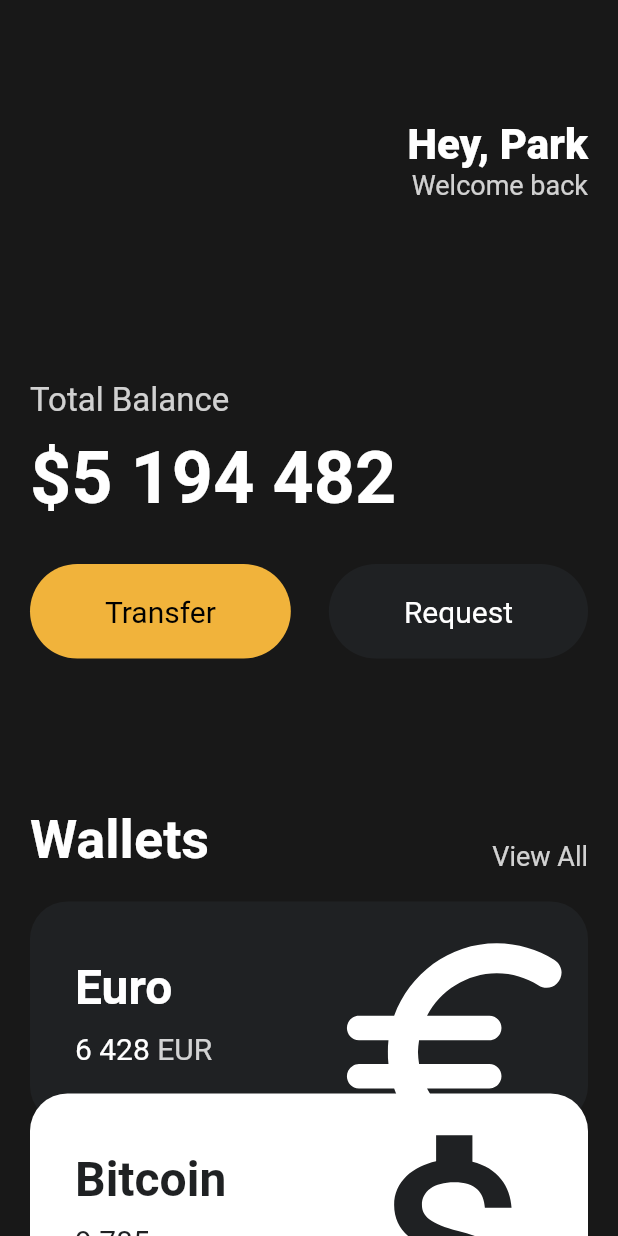
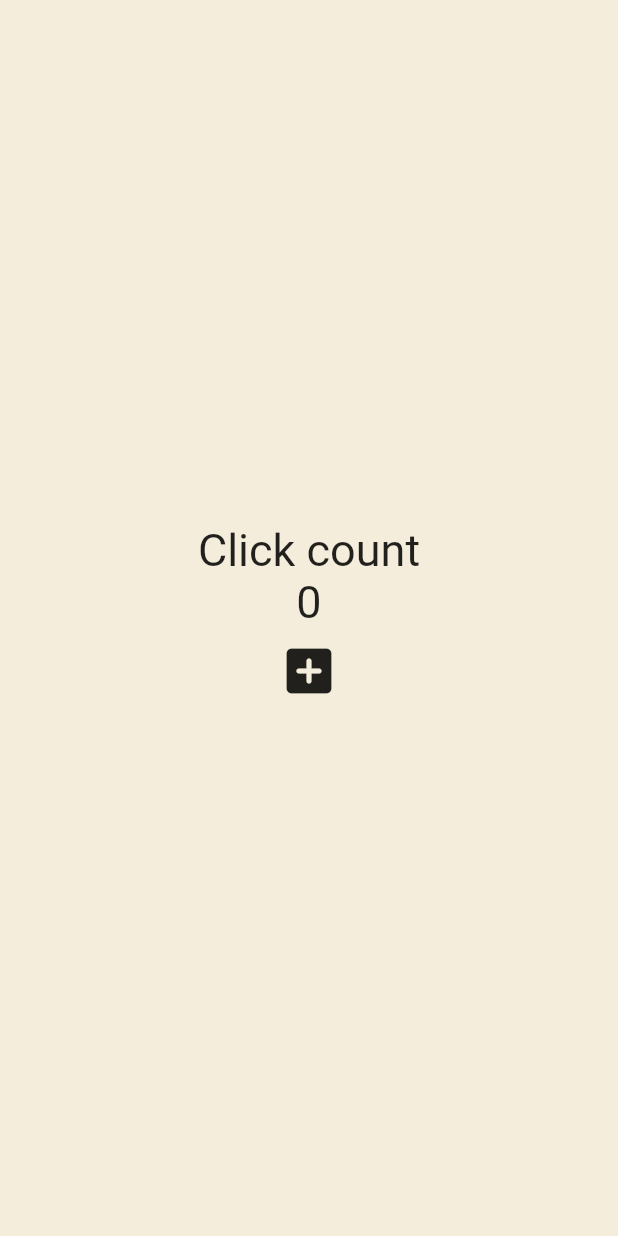
Before and after one commit to ParkJong-Hun/Toonflix, a Flutter app: the screen it shows after launch, on a phone screen of 412 x 824 dp. Run offline on Flutter 3.47's test engine with Material 2 defaults, Android fonts, the phone set to English and light mode, and no system bars.

Commit message:
feat: create stateful widget

```diff
--- a/lib/main.dart
+++ b/lib/main.dart
@@ -1,148 +1,44 @@
 import 'package:flutter/material.dart';
-import 'package:toonflix/widgets/currency-card.dart';
-
-import 'widgets/button.dart';
 
 void main() {
   runApp(App());
 }
 
-class App extends StatelessWidget {
+class App extends StatefulWidget {
+  @override
+  State<App> createState() => _AppState();
+}
+
+class _AppState extends State<App> {
+  int counter = 0;
+
+  void onClicked() {
+    counter += 1;
+  }
+
   @override
   Widget build(BuildContext context) {
     return MaterialApp(
       home: Scaffold(
-        backgroundColor: Color(0xFF181818),
-        body: SingleChildScrollView(
-          child: Padding(
-            padding: EdgeInsets.symmetric(horizontal: 20),
+        backgroundColor: const Color(0xFFF4EDDB),
+        body: Center(
           child: Column(
-              crossAxisAlignment: CrossAxisAlignment.start,
+            mainAxisAlignment: MainAxisAlignment.center,
             children: [
-                SizedBox(
-                  height: 80,
-                ),
-                Row(
-                  // Row에서 mainAxis는 수평(가로) 방향, Column에서는 수직(세로) 방향.
-                  mainAxisAlignment: MainAxisAlignment.end,
-                  children: [
-                    Column(
-                      // Row에서 mainAxis는 수직(세로) 방향, Column에서는 수평(가로) 방향.
-                      // 즉, mainAxis의 반대.
-                      crossAxisAlignment: CrossAxisAlignment.end,
-                      children: [
-                        Text(
-                          'Hey, Park',
-                          style: TextStyle(
-                            color: Colors.white,
-                            fontSize: 28,
-                            fontWeight: FontWeight.w800,
-                          ),
+              const Text(
+                'Click count',
+                style: TextStyle(fontSize: 30),
               ),
               Text(
-                          'Welcome back',
-                          style: TextStyle(
-                            color: Color.fromRGBO(255, 255, 255, 0.8),
-                            fontSize: 18,
+                '$counter',
+                style: TextStyle(fontSize: 30),
               ),
-                        ),
-                      ],
+              IconButton(
+                iconSize: 40,
+                onPressed: onClicked,
+                icon: Icon(Icons.add_box_rounded),
               )
             ],
-                ),
-                SizedBox(
-                  height: 120,
-                ),
-                Text(
-                  'Total Balance',
-                  style: TextStyle(
-                    fontSize: 22,
-                    color: Colors.white.withOpacity(0.8),
-                  ),
-                ),
-                SizedBox(
-                  height: 10,
-                ),
-                Text(
-                  '\$5 194 482',
-                  style: TextStyle(
-                    fontSize: 48,
-                    fontWeight: FontWeight.w600,
-                    color: Colors.white,
-                  ),
-                ),
-                SizedBox(
-                  height: 30,
-                ),
-                Row(
-                  mainAxisAlignment: MainAxisAlignment.spaceBetween,
-                  children: [
-                    // Box(div)같은 녀석.
-                    const Button(
-                      text: 'Transfer',
-                      bgColor: Color(0xFFF1B33B),
-                      textColor: Colors.black,
-                    ),
-                    const Button(
-                      text: 'Request',
-                      bgColor: Color(0xFF1F2123),
-                      textColor: Colors.white,
-                    )
-                  ],
-                ),
-                const SizedBox(
-                  height: 100,
-                ),
-                Row(
-                  crossAxisAlignment: CrossAxisAlignment.end,
-                  mainAxisAlignment: MainAxisAlignment.spaceBetween,
-                  children: [
-                    const Text(
-                      "Wallets",
-                      style: TextStyle(
-                        color: Colors.white,
-                        fontSize: 36,
-                        fontWeight: FontWeight.w600,
-                      ),
-                    ),
-                    Text(
-                      "View All",
-                      style: TextStyle(
-                        color: Colors.white.withOpacity(0.8),
-                        fontSize: 18,
-                      ),
-                    ),
-                  ],
-                ),
-                SizedBox(
-                  height: 20,
-                ),
-                CurrencyCard(
-                  name: 'Euro',
-                  code: 'EUR',
-                  amount: '6 428',
-                  icon: Icons.euro_rounded,
-                  isInverted: false,
-                  order: 1,
-                ),
-                CurrencyCard(
-                  name: 'Bitcoin',
-                  code: 'BTC',
-                  amount: '9 785',
-                  icon: Icons.attach_money_outlined,
-                  isInverted: true,
-                  order: 2,
-                ),
-                CurrencyCard(
-                  name: 'Dollar',
-                  code: 'USD',
-                  amount: '55 622',
-                  icon: Icons.attach_money_outlined,
-                  isInverted: false,
-                  order: 3,
-                ),
-              ],
-            ),
           ),
         ),
       ),
--- a/lib/widgets/button.dart
+++ /dev/null
@@ -1,34 +0,0 @@
-import 'package:flutter/cupertino.dart';
-import 'package:flutter/material.dart';
-
-class Button extends StatelessWidget {
-  final String text;
-  final Color bgColor;
-  final Color textColor;
-
-  const Button(
-      {required this.text, required this.bgColor, required this.textColor});
-
-  @override
-  Widget build(BuildContext context) {
-    return Container(
-      decoration: BoxDecoration(
-        color: bgColor,
-        borderRadius: BorderRadius.circular(45),
-      ),
-      child: Padding(
-        padding: EdgeInsets.symmetric(
-          vertical: 20,
-          horizontal: 50,
-        ),
-        child: Text(
-          text,
-          style: TextStyle(
-            fontSize: 20,
-            color: textColor,
-          ),
-        ),
-      ),
-    );
-  }
-}
--- a/lib/widgets/currency-card.dart
+++ /dev/null
@@ -1,89 +0,0 @@
-import 'package:flutter/cupertino.dart';
-import 'package:flutter/material.dart';
-
-class CurrencyCard extends StatelessWidget {
-  final String name, code, amount;
-  final IconData icon;
-  final bool isInverted;
-  final int order;
-
-  final _blackColor = Color(0xFF1F2123);
-
-  CurrencyCard({
-    required this.name,
-    required this.code,
-    required this.amount,
-    required this.icon,
-    required this.isInverted,
-    required this.order,
-  });
-
-  @override
-  Widget build(BuildContext context) {
-    return Transform.translate(
-      offset: Offset(0, (order - 1) * -20),
-      child: Container(
-        clipBehavior: Clip.hardEdge,
-        decoration: BoxDecoration(
-          color: isInverted ? Colors.white : _blackColor,
-          borderRadius: BorderRadius.circular(25),
-        ),
-        child: Padding(
-          padding: const EdgeInsets.all(30),
-          child: Row(
-            mainAxisAlignment: MainAxisAlignment.spaceBetween,
-            children: [
-              Column(
-                crossAxisAlignment: CrossAxisAlignment.start,
-                children: [
-                  Text(
-                    name,
-                    style: TextStyle(
-                      color: isInverted ? _blackColor : Colors.white,
-                      fontSize: 32,
-                      fontWeight: FontWeight.w600,
-                    ),
-                  ),
-                  SizedBox(
-                    height: 10,
-                  ),
-                  Row(
-                    children: [
-                      Text(
-                        amount,
-                        style: TextStyle(
-                          color: isInverted ? _blackColor : Colors.white,
-                          fontSize: 20,
-                        ),
-                      ),
-                      SizedBox(
-                        width: 5,
-                      ),
-                      Text(
-                        code,
-                        style: TextStyle(
-                          color: Colors.white.withOpacity(0.8),
-                          fontSize: 20,
-                        ),
-                      ),
-                    ],
-                  ),
-                ],
-              ),
-              Transform.scale(
-                  scale: 2.2,
-                  child: Transform.translate(
-                    offset: Offset(-5, 12),
-                    child: Icon(
-                      icon,
-                      color: isInverted ? _blackColor : Colors.white,
-                      size: 88,
-                    ),
-                  ))
-            ],
-          ),
-        ),
-      ),
-    );
-  }
-}
```
Lines whose indentation alone changed are shown as unchanged.
